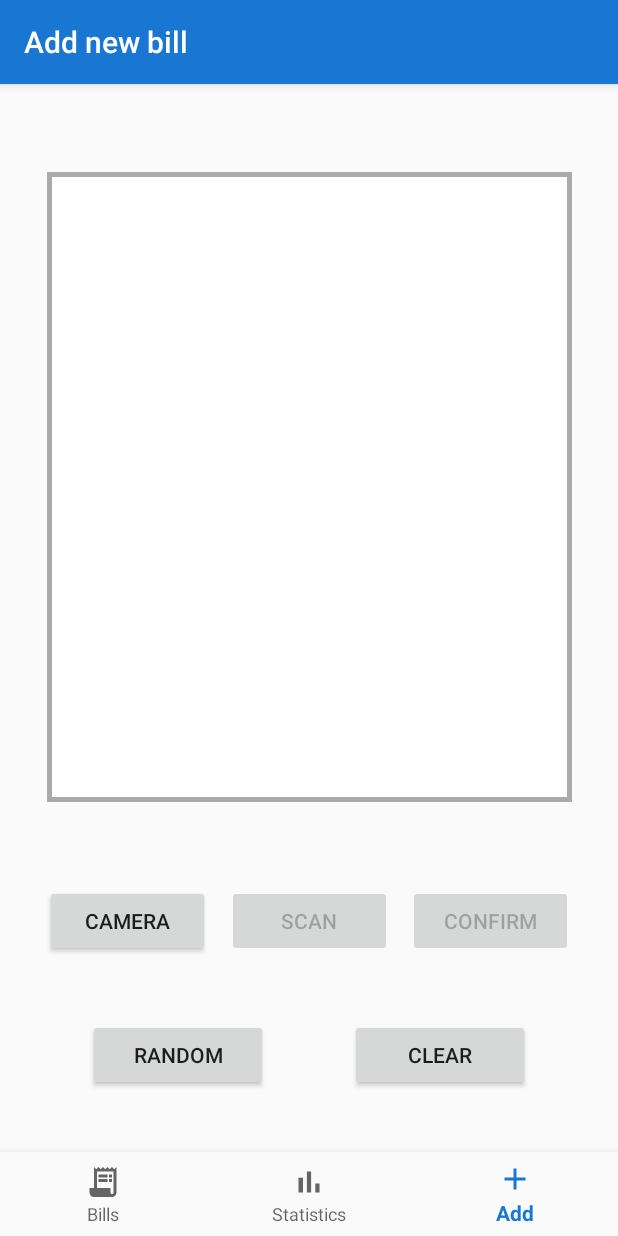
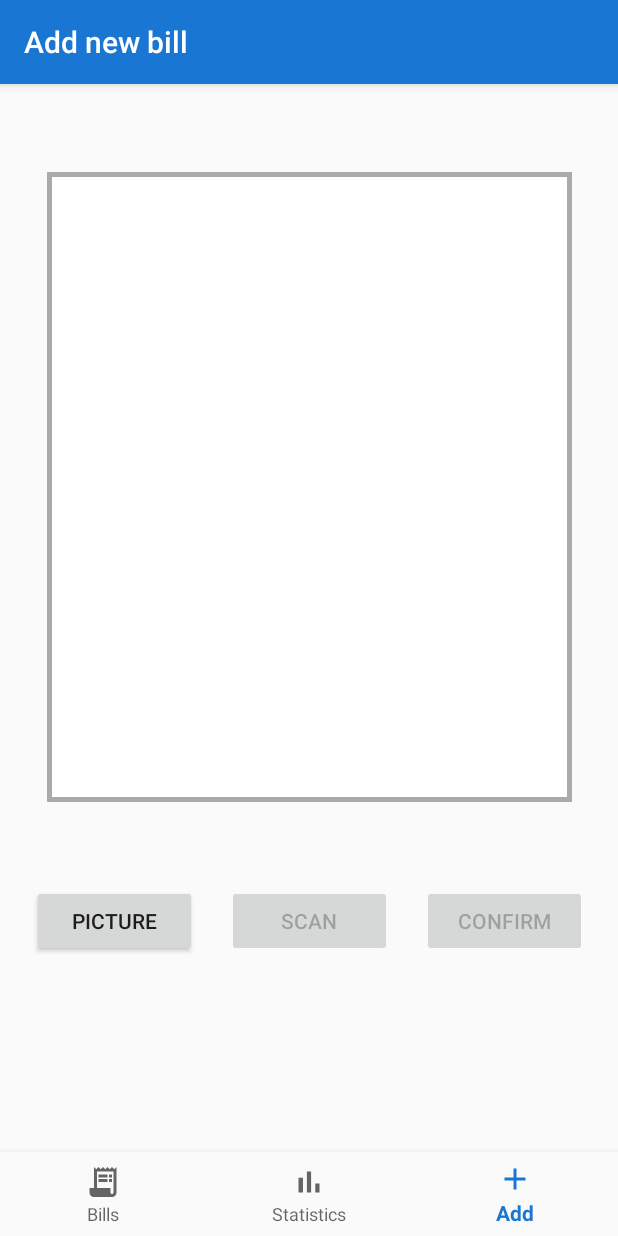
Before and after one commit to mobileappdevhm20/team-project-team_6, an Android app: the AddBillFragment screen opened through its navigation route, on a phone screen of 412 x 824 dp. Run offline under Robolectric (Android 15) with nearby library versions, the phone set to English and light mode, and no system bars; our stand-ins replace Room's generated code, Timber, navigation-ui; libraries missing offline, so code that uses them is left out: com.github.mikephil.charting, com.google.mlkit.vision, com.jem.rubberpicker, com.theartofdev.edmodo; pictures from the network do not load; 33 statements that could not run were skipped.

Commit message:
removed unnecessary buttons

```diff
--- a/app/src/main/java/com/easybill/ui/addbill/BillRecognizer.java
+++ /dev/null
@@ -1,26 +0,0 @@
-package com.easybill.ui.addbill;
-
-
-import android.content.Context;
-import android.util.Log;
-import android.util.SparseArray;
-import android.view.SurfaceHolder;
-
-import com.google.android.gms.vision.CameraSource;
-import com.google.android.gms.vision.Detector;
-import com.google.android.gms.vision.Frame;
-import com.google.android.gms.vision.text.TextBlock;
-import com.google.android.gms.vision.text.TextRecognizer;
-
-class BillRecognizer {
-
-    public static void startCameraSource(Context context, Frame frame) {
-        //Create the TextRecognizer
-        final TextRecognizer textRecognizer = new TextRecognizer.Builder(context).build();
-        if (!textRecognizer.isOperational()) {
-            Log.w("BillRecognizer", "Detector dependencies not loaded yet");
-        } else {
-            SparseArray<TextBlock> text = textRecognizer.detect(frame);
-        }
-    }
-}
--- a/app/src/main/res/layout/fragment_add.xml
+++ b/app/src/main/res/layout/fragment_add.xml
@@ -28,62 +28,36 @@
         android:id="@+id/camera_button"
         android:layout_width="110dp"
         android:layout_height="wrap_content"
-        android:text="Camera"
-        app:layout_constraintEnd_toEndOf="parent"
-        app:layout_constraintStart_toStartOf="parent"
+        android:text="Picture"
+        android:layout_marginRight="20dp"
+        app:layout_constraintTop_toBottomOf="@+id/photo_view_container"
+        app:layout_constraintBottom_toBottomOf="parent"
+        app:layout_constraintEnd_toStartOf="@+id/scan_button"
         app:layout_constraintHorizontal_bias="0.1"
-        app:layout_constraintVertical_bias="0.3"
-        app:layout_constraintBottom_toBottomOf="parent"
-        app:layout_constraintTop_toBottomOf="@+id/photo_view_container" />
+        app:layout_constraintVertical_bias="0.3" />
 
     <Button
         android:id="@+id/scan_button"
         android:layout_width="110dp"
         android:layout_height="wrap_content"
         android:text="Scan"
+        app:layout_constraintTop_toBottomOf="@+id/photo_view_container"
+        app:layout_constraintBottom_toBottomOf="parent"
+        app:layout_constraintStart_toStartOf="parent"
         app:layout_constraintEnd_toEndOf="parent"
-        app:layout_constraintStart_toStartOf="parent"
         app:layout_constraintHorizontal_bias="0.5"
-        app:layout_constraintVertical_bias="0.3"
-        app:layout_constraintBottom_toBottomOf="parent"
-        app:layout_constraintTop_toBottomOf="@+id/photo_view_container" />
+        app:layout_constraintVertical_bias="0.3"/>
 
     <Button
         android:id="@+id/confirm_button"
         android:layout_width="110dp"
         android:layout_height="wrap_content"
         android:text="Confirm"
-        app:layout_constraintEnd_toEndOf="parent"
-        app:layout_constraintStart_toStartOf="parent"
+        android:layout_marginLeft="20dp"
+        app:layout_constraintTop_toBottomOf="@+id/photo_view_container"
+        app:layout_constraintBottom_toBottomOf="parent"
+        app:layout_constraintStart_toEndOf="@+id/scan_button"
         app:layout_constraintHorizontal_bias="0.9"
-        app:layout_constraintVertical_bias="0.3"
-        app:layout_constraintBottom_toBottomOf="parent"
-        app:layout_constraintTop_toBottomOf="@+id/photo_view_container" />
-
-    <Button
-        android:id="@+id/generate_random_bills"
-        android:layout_width="120dp"
-        android:layout_height="wrap_content"
-        android:layout_marginVertical="10dp"
-        android:text="Random"
-        app:layout_constraintEnd_toEndOf="parent"
-        app:layout_constraintHorizontal_bias="0.2"
-        app:layout_constraintVertical_bias="0.5"
-        app:layout_constraintStart_toStartOf="parent"
-        app:layout_constraintBottom_toBottomOf="parent"
-        app:layout_constraintTop_toBottomOf="@+id/camera_button" />
-
-    <Button
-        android:id="@+id/delete_all_bills"
-        android:layout_width="120dp"
-        android:layout_height="wrap_content"
-        android:layout_marginVertical="10dp"
-        android:text="Clear"
-        app:layout_constraintEnd_toEndOf="parent"
-        app:layout_constraintVertical_bias="0.5"
-        app:layout_constraintHorizontal_bias="0.8"
-        app:layout_constraintStart_toStartOf="parent"
-        app:layout_constraintBottom_toBottomOf="parent"
-        app:layout_constraintTop_toBottomOf="@+id/camera_button" />
+        app:layout_constraintVertical_bias="0.3" />
 
 </androidx.constraintlayout.widget.ConstraintLayout>
```
